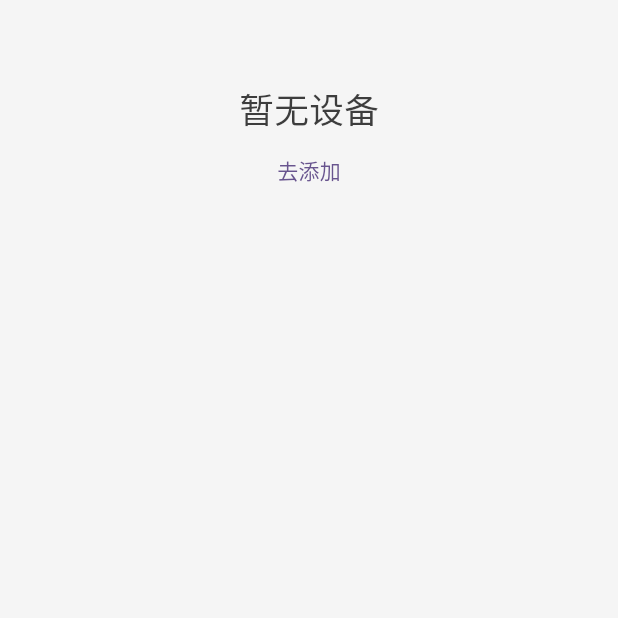
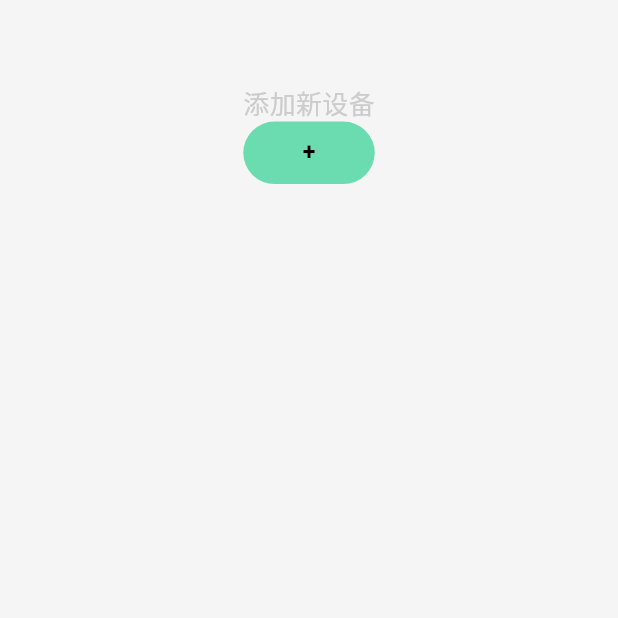
Before and after one commit to zbliujia/p2p_client, a Flutter app: the DeviceAddPage screen opened directly, on a phone screen of 412 x 824 dp, the top half of it. Run offline on Flutter 3.47's test engine with Material 3 defaults, Android fonts, the phone set to English and light mode, and no system bars; our stand-ins replace cookie_jar, dio, dio_cookie_manager, flutter_easyloading, flutter_screenutil, keyboard_dismisser and 3 more; missing offline and left inert: image_save, network_info_plus; accounts and stored records are empty; network calls fail.

Commit message:
提交一下

```diff
--- a/lib/common/const.dart
+++ b/lib/common/const.dart
@@ -4,4 +4,5 @@ class RouterPath {
   static const String pathHome = "/";
   static const String pathLogin = "/login";
   static const String pathDeviceAdd = "/deviceAdd";
+  static const String pathDeviceScan = "/deviceScan";
 }
--- a/lib/main.dart
+++ b/lib/main.dart
@@ -107,7 +107,7 @@ class _MyHomePageState extends State<MyHomePage> {
           builder: (context) {
             return DeviceAddPage();
           },
-          settings: const RouteSettings(name: RouterPath.pathBindDevice),
+          settings: const RouteSettings(name: RouterPath.pathDeviceAdd),
         ));
       }
     }).catchError((e){
--- a/lib/network/server_base.dart
+++ b/lib/network/server_base.dart
@@ -11,8 +11,8 @@ import 'base.dart';
 
 class HttpUtil {
   static String get host {
-    return "http://192.168.0.105:3000";
-    // return "http://10.250.24.211:3000";
+    return "http://192.168.0.109:3000";
+    // return "http://10.250.27.68:3000";
     // return "http://127.0.0.1:3000";
   }
 
--- a/lib/pages/device_add.dart
+++ b/lib/pages/device_add.dart
@@ -1,9 +1,10 @@
-
 import 'package:flutter/material.dart';
 import 'package:flutter_screenutil/flutter_screenutil.dart';
 import 'package:p2p_client/common/const.dart';
 import 'package:p2p_client/common/find_devices.dart';
 import 'package:p2p_client/pages/device_scan.dart';
+import 'package:p2p_client/widgets/base_state.dart';
+import 'package:p2p_client/widgets/custom_button.dart';
 
 import '../common/color_util.dart';
 import '../widgets/base_stateful_widget.dart';
@@ -17,8 +18,7 @@ class DeviceAddPage extends BaseStatefulWidget {
   State createState() => _DeviceAddPageState();
 }
 
-class _DeviceAddPageState extends State<DeviceAddPage> {
-
+class _DeviceAddPageState extends BaseState<DeviceAddPage> {
   @override
   Widget build(BuildContext context) {
     AppBar appBar = AppBar(
@@ -48,21 +48,25 @@ class _DeviceAddPageState extends State<DeviceAddPage> {
           child: Column(
             children: [
               Text(
-                "暂无设备",
+                "添加新设备",
                 style: TextStyle(
-                  fontSize: 24.sp,
-                  color: const Color(0xFF3D3D3D),
+                  fontSize: 18.sp,
+                  color: const Color(0xFFCCCCCC),
                   // fontWeight: FontWeight.w600,
                 ),
               ),
-              TextButton(
-                child: const Text("去添加"),
-                onPressed: () {
+              CustomButton(
+                titleStr: "+",
+                width: 84.w,
+                height: 40.w,
+                style: null,
+                onTap: () {
                   Navigator.of(context).push(MaterialPageRoute(
                     builder: (context) {
                       return DeviceScanPage();
                     },
-                    settings: const RouteSettings(name: RouterPath.pathDeviceAdd),
+                    settings:
+                        const RouteSettings(name: RouterPath.pathDeviceAdd),
                   ));
                 },
               )
--- a/lib/pages/video_detail.dart
+++ b/lib/pages/video_detail.dart
@@ -1,4 +1,5 @@
 import 'package:flutter/material.dart';
+import 'package:p2p_client/widgets/base_state.dart';
 import 'package:video_player/video_player.dart';
 
 import '../widgets/base_stateful_widget.dart';
@@ -13,7 +14,7 @@ class VideoDetail extends BaseStatefulWidget {
   State createState() => _VideoDetailState();
 }
 
-class _VideoDetailState extends State<VideoDetail> {
+class _VideoDetailState extends BaseState<VideoDetail> {
   late VideoPlayerController _controller;
 
   @override
@@ -58,7 +59,7 @@ class _VideoDetailState extends State<VideoDetail> {
 
   @override
   void dispose() {
+    _controller.dispose();
     super.dispose();
-    _controller.dispose();
   }
 }
--- a/pubspec.yaml
+++ b/pubspec.yaml
@@ -45,6 +45,8 @@ dependencies:
   cookie_jar: ^4.0.8
   path_provider: ^2.1.1
   video_player: ^2.8.1
+  lottie: ^2.7.0
+  keyboard_dismisser: ^3.0.0
 
 dev_dependencies:
   flutter_test:
@@ -70,6 +72,7 @@ flutter:
 
   assets:
     - assets/images/
+    - assets/lotties/
   # To add assets to your application, add an assets section, like this:
   # assets:
   #   - images/a_dot_burr.jpeg
```
Also changed, not shown: assets/lotties/device_scan.json (added, +1 -0 lines), lib/common/router_util.dart (added, +38 -0 lines), lib/pages/device_scan.dart (+4 -10 lines), lib/pages/login.dart (+17 -5 lines), lib/widgets/base_state.dart (added, +33 -0 lines), lib/widgets/custom_button.dart (+4 -19 lines), pubspec.lock.
